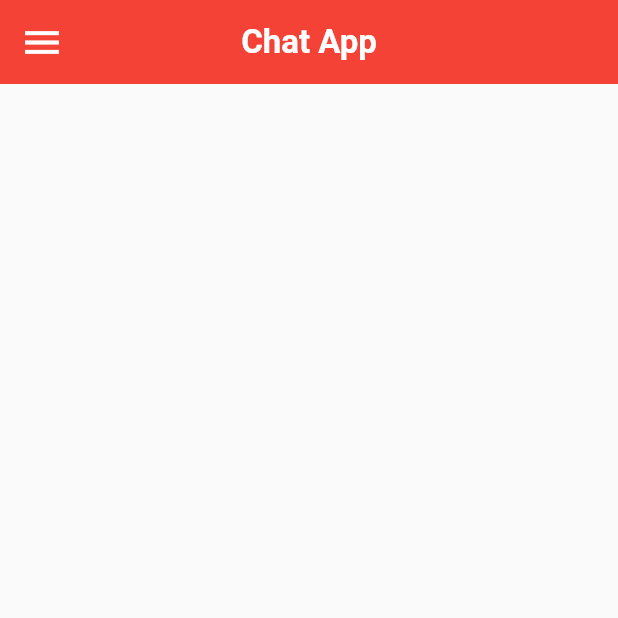
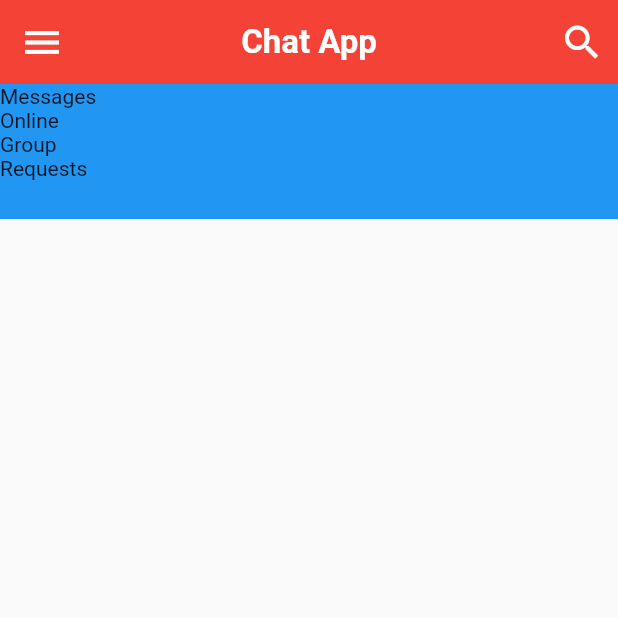
Before and after one commit to sourabhshegane/chat_app, a Flutter app: the screen it shows after launch, on a phone screen of 412 x 824 dp, the top half of it. Run offline on Flutter 3.47's test engine with Material 2 defaults, Android fonts, the phone set to English and light mode, and no system bars.

Commit message:
Prepared Layout for Categories

```diff
--- a/lib/pages/home.dart
+++ b/lib/pages/home.dart
@@ -1,6 +1,6 @@
-import 'dart:ui';
 
 import 'package:flutter/material.dart';
+import 'package:chatapp/widgets/category_selector.dart';
 
 class HomeScreen extends StatefulWidget {
   @override
@@ -24,6 +24,21 @@ class _HomeScreenState extends State<HomeScreen> {
           'Chat App',
           style: TextStyle(fontSize: 22, fontWeight: FontWeight.bold),
         ),
+        actions: [
+          IconButton(
+            icon: Icon(Icons.search),
+            iconSize: 30,
+            color: Colors.white,
+            onPressed: () {},
+          ),
+        ],
+      ),
+      body: Column(
+        children: [
+          CategorySelector(
+
+          )
+        ],
       ),
     );
   }
--- a/lib/services/Message.dart
+++ b/lib/services/message.dart
@@ -1,5 +1,5 @@
 
-import 'package:chatapp/services/User.dart';
+import 'package:chatapp/services/user.dart';
 
 class Message {
   final User sender;
--- /dev/null
+++ b/lib/widgets/category_selector.dart
@@ -0,0 +1,27 @@
+import 'package:flutter/cupertino.dart';
+import 'package:flutter/material.dart';
+
+class CategorySelector extends StatefulWidget {
+  @override
+  _CategorySelectorState createState() => _CategorySelectorState();
+}
+
+class _CategorySelectorState extends State<CategorySelector> {
+
+  int selectedIndex = 0;
+  final List<String> categoryList = ["Messages", "Online", "Group", "Requests"];
+
+  @override
+  Widget build(BuildContext context) {
+    return Container(
+      height: 90,
+      color: Colors.blue,
+      child: ListView.builder(
+        itemCount: categoryList.length,
+        itemBuilder: (context, index){
+          return Text(categoryList[index]);
+        },
+      ),
+    );
+  }
+}
```
Also changed, not shown: lib/services/user.dart (renamed from lib/services/User.dart).
